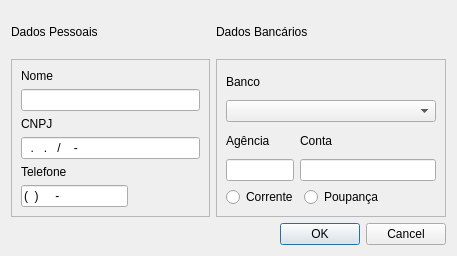
Old version of the form GUI/fornecedor.ui in the repository fvendrameto/Databases-Final-Project.
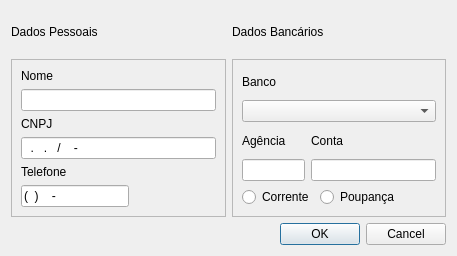
New version of the form.

What changed in the file:
```diff
--- a/GUI/fornecedor.ui
+++ b/GUI/fornecedor.ui
@@ -25,7 +25,7 @@
   <property name="windowTitle">
    <string>Fornecedor</string>
   </property>
-  <layout class="QGridLayout" name="gridLayout_3">
+  <layout class="QGridLayout" name="gridLayout_3" rowstretch="0,0,0" columnstretch="1,1">
    <item row="2" column="0">
     <spacer name="horizontalSpacer_2">
      <property name="orientation">
@@ -111,7 +111,7 @@
          </size>
         </property>
         <property name="inputMask">
-         <string>(99)99999-9999</string>
+         <string>(99)9999-9999</string>
         </property>
        </widget>
       </item>
@@ -153,7 +153,7 @@
      <property name="frameShadow">
       <enum>QFrame::Raised</enum>
      </property>
-     <layout class="QGridLayout" name="gridLayout_5">
+     <layout class="QGridLayout" name="gridLayout_5" rowstretch="0,0,0" columnstretch="0,0,0">
       <item row="0" column="0" colspan="3">
        <widget class="QWidget" name="widget_2" native="true">
         <layout class="QGridLayout" name="gridLayout_4">
@@ -177,7 +177,11 @@
           </widget>
          </item>
          <item row="1" column="0">
-          <widget class="QComboBox" name="banco_comboBox"/>
+          <widget class="QComboBox" name="banco_comboBox">
+           <property name="sizeAdjustPolicy">
+            <enum>QComboBox::AdjustToMinimumContentsLength</enum>
+           </property>
+          </widget>
          </item>
         </layout>
        </widget>
```
